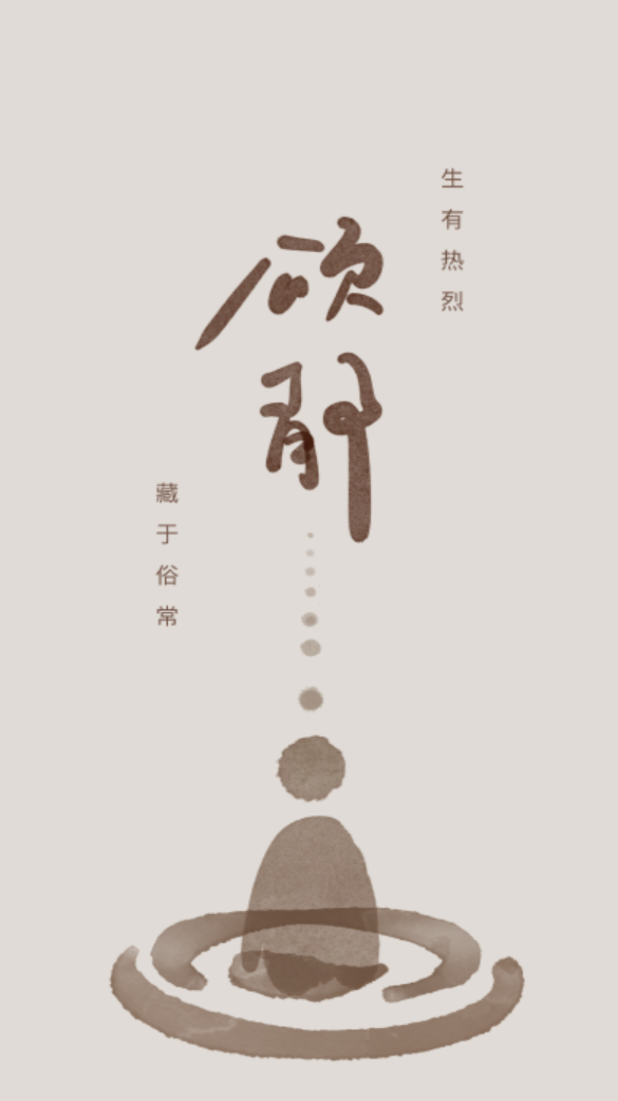
After one commit to suisbuds/Meditation, an Android app built with Jetpack Compose: the SplashActivity screen opened directly, with no data from a screen before it, on a phone screen of 412 x 824 dp. The commit adds this screen. Shown: the top 1101 px of the screen. Run offline under Robolectric (Android 15) with nearby library versions, the phone set to English and light mode, and no system bars.

Commit message:
implement the splash screen

```diff
--- a/app/build.gradle.kts
+++ b/app/build.gradle.kts
@@ -60,7 +60,6 @@ dependencies {
     implementation("androidx.navigation:navigation-runtime-ktx:2.7.7")
     implementation("com.chargemap.compose:numberpicker:1.0.3")
     implementation("androidx.room:room-common:2.6.1")
-    implementation("androidx.room:room-ktx:2.6.1")
     testImplementation("junit:junit:4.13.2")
     androidTestImplementation("androidx.test.ext:junit:1.1.5")
     androidTestImplementation("androidx.test.espresso:espresso-core:3.5.1")
@@ -71,6 +70,8 @@ dependencies {
     implementation("androidx.media3:media3-exoplayer:1.2.1")
     implementation("androidx.media3:media3-exoplayer-dash:1.2.1")
     implementation("androidx.media3:media3-ui:1.2.1")
+    //开屏动画
+    implementation ("androidx.core:core-splashscreen:1.0.0-beta02")
     //font
     implementation("androidx.compose.ui:ui-text-google-fonts:1.6.1")
 }
--- /dev/null
+++ b/app/src/main/java/com/example/mediation/SplashActivity.kt
@@ -0,0 +1,57 @@
+package com.example.mediation
+
+import android.annotation.SuppressLint
+import android.content.Intent
+import android.os.Bundle
+import android.window.SplashScreen
+import androidx.activity.ComponentActivity
+import androidx.activity.compose.setContent
+import androidx.compose.animation.core.Animatable
+import androidx.compose.animation.core.tween
+import androidx.compose.foundation.Image
+import androidx.compose.foundation.layout.Box
+import androidx.compose.foundation.layout.fillMaxHeight
+import androidx.compose.foundation.layout.fillMaxSize
+import androidx.compose.foundation.layout.fillMaxWidth
+import androidx.compose.runtime.Composable
+import androidx.compose.runtime.LaunchedEffect
+import androidx.compose.runtime.remember
+import androidx.compose.ui.Alignment
+import androidx.compose.ui.Modifier
+import androidx.compose.ui.draw.alpha
+import androidx.compose.ui.layout.ContentScale
+import androidx.compose.ui.res.painterResource
+import androidx.compose.ui.tooling.preview.Preview
+import com.example.mediation.ui.theme.MediationTheme
+import kotlinx.coroutines.delay
+
+@SuppressLint("CustomSplashScreen")
+class SplashActivity : ComponentActivity() {
+    override fun onCreate(savedInstanceState: Bundle?) {
+        super.onCreate(savedInstanceState)
+        setContent {
+            MediationTheme {
+                SplashScreen()
+            }
+        }
+    }
+
+    @Preview
+    @Composable
+    private fun SplashScreen() {
+        val alpha = remember { Animatable(0f) }
+        LaunchedEffect(key1 = true){
+            alpha.animateTo(1f, animationSpec = tween(1500))
+            delay(1000)
+            startActivity(Intent(this@SplashActivity, MainActivity::class.java))
+        }
+        Box(modifier = Modifier.fillMaxSize(), contentAlignment = Alignment.Center) {
+            Image(
+                painter = painterResource(id = R.drawable.splash_screen),
+                contentDescription = null,
+                contentScale = ContentScale.FillBounds,
+                modifier = Modifier.matchParentSize().alpha(alpha.value)
+            )
+        }
+    }
+}
--- a/app/src/main/java/com/example/mediation/ui/components/MusicList.kt
+++ b/app/src/main/java/com/example/mediation/ui/components/MusicList.kt
@@ -5,6 +5,7 @@ import androidx.compose.foundation.layout.Row
 import androidx.compose.foundation.layout.Spacer
 import androidx.compose.foundation.layout.fillMaxWidth
 import androidx.compose.foundation.layout.height
+import androidx.compose.foundation.layout.offset
 import androidx.compose.foundation.layout.padding
 import androidx.compose.foundation.layout.width
 import androidx.compose.foundation.lazy.LazyColumn
@@ -80,7 +81,8 @@ fun MusicListHeader(modifier: Modifier = Modifier) {
         Icon(
             imageVector = Icons.Default.KeyboardArrowRight,
             contentDescription = "to music list details",
-            tint = icon_dark_color
+            tint = icon_dark_color,
+            modifier = modifier.offset(0.dp,(-3).dp)
         )
         Row(
             modifier = Modifier
```
Also changed, not shown: app/src/main/AndroidManifest.xml (+7 -3 lines), app/src/main/java/com/example/mediation/data/dao/MessageDao.kt (deleted, +0 -18 lines), app/src/main/java/com/example/mediation/data/db/MessageDatabase.kt (deleted, +0 -29 lines), app/src/main/java/com/example/mediation/data/model/Message.kt (+1 -8 lines), app/src/main/res/drawable/splash_screen.png (added).
